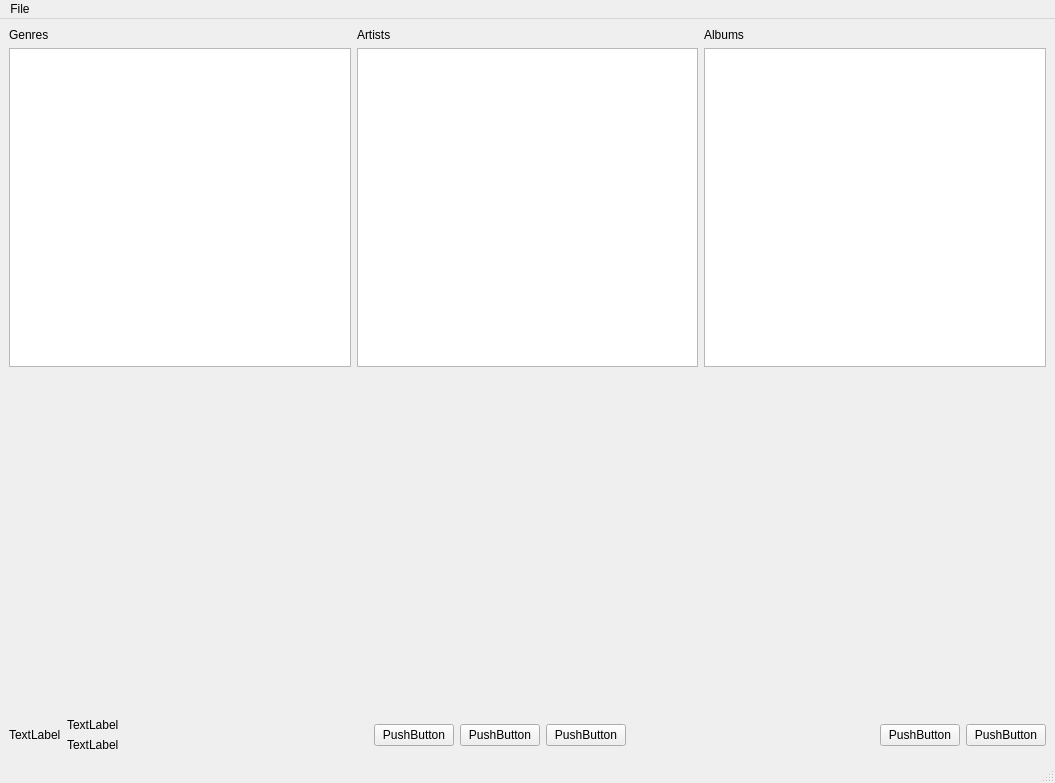
Old version of the form mplr/views/mainwindow.ui in the repository isaiahfuller/mediaplayer.
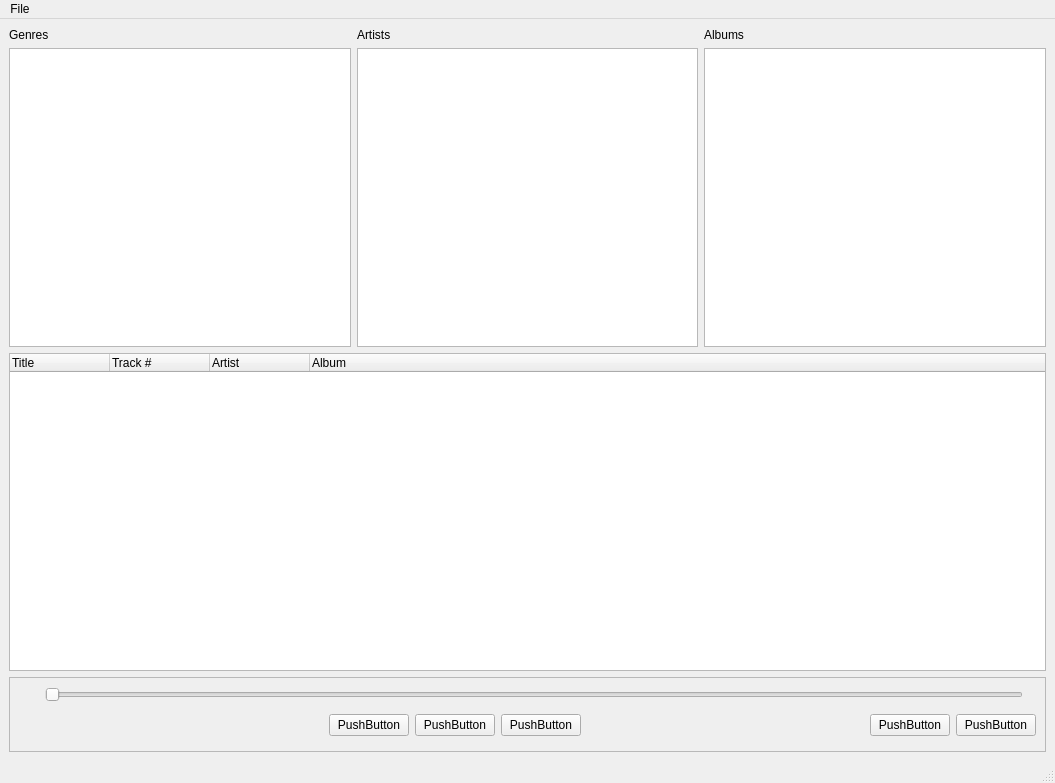
New version of the form.

Commit message: Add mpv player, connected some controls and labels

```diff
--- a/mplr/views/mainwindow.ui
+++ b/mplr/views/mainwindow.ui
@@ -15,30 +15,94 @@
   </property>
   <widget class="QWidget" name="centralwidget">
    <layout class="QGridLayout" name="gridLayout_2">
-    <item row="11" column="0">
-     <layout class="QGridLayout" name="gridLayout">
-      <item row="0" column="0">
-       <layout class="QHBoxLayout" name="horizontalLayout">
+    <item row="11" column="1">
+     <widget class="QFrame" name="player_position_frame">
+      <property name="frameShape">
+       <enum>QFrame::Shape::StyledPanel</enum>
+      </property>
+      <property name="frameShadow">
+       <enum>QFrame::Shadow::Raised</enum>
+      </property>
+      <layout class="QHBoxLayout" name="horizontalLayout_5">
         <item>
          <widget class="QLabel" name="player_label_art">
+         <property name="enabled">
+          <bool>true</bool>
+         </property>
+         <property name="sizePolicy">
+          <sizepolicy hsizetype="Minimum" vsizetype="Minimum">
+           <horstretch>0</horstretch>
+           <verstretch>0</verstretch>
+          </sizepolicy>
+         </property>
+         <property name="maximumSize">
+          <size>
+           <width>16777180</width>
+           <height>16777215</height>
+          </size>
+         </property>
+         <property name="baseSize">
+          <size>
+           <width>0</width>
+           <height>0</height>
+          </size>
+         </property>
           <property name="text">
-           <string>TextLabel</string>
-          </property>
-         </widget>
-        </item>
+          <string/>
+         </property>
+         <property name="scaledContents">
+          <bool>false</bool>
+         </property>
+        </widget>
+       </item>
+       <item>
+        <layout class="QVBoxLayout" name="verticalLayout_3">
+         <property name="rightMargin">
+          <number>0</number>
+         </property>
+         <item>
+          <layout class="QHBoxLayout" name="horizontalLayout_4">
+           <property name="topMargin">
+            <number>0</number>
+           </property>
+           <item>
+            <widget class="QLabel" name="player_position_current">
+             <property name="text">
+              <string/>
+             </property>
+            </widget>
+           </item>
+           <item>
+            <widget class="QSlider" name="player_position_slider">
+             <property name="orientation">
+              <enum>Qt::Orientation::Horizontal</enum>
+             </property>
+            </widget>
+           </item>
+           <item>
+            <widget class="QLabel" name="player_position_song_length">
+             <property name="text">
+              <string/>
+             </property>
+            </widget>
+           </item>
+          </layout>
+         </item>
+         <item>
+          <layout class="QHBoxLayout" name="horizontalLayout">
         <item>
          <layout class="QVBoxLayout" name="verticalLayout">
           <item>
            <widget class="QLabel" name="player_label_title">
             <property name="text">
-             <string>TextLabel</string>
+                <string/>
             </property>
            </widget>
           </item>
           <item>
            <widget class="QLabel" name="player_label_artist">
             <property name="text">
-             <string>TextLabel</string>
+                <string/>
             </property>
            </widget>
           </item>
@@ -116,7 +180,10 @@
       </item>
      </layout>
     </item>
-    <item row="0" column="0">
+      </layout>
+     </widget>
+    </item>
+    <item row="0" column="1">
      <layout class="QGridLayout" name="gridLayout_3">
       <property name="topMargin">
        <number>0</number>
@@ -156,14 +223,28 @@
       </item>
      </layout>
     </item>
-    <item row="10" column="0">
-     <widget class="QWidget" name="mpv_container" native="true">
-      <property name="sizePolicy">
-       <sizepolicy hsizetype="Preferred" vsizetype="Expanding">
-        <horstretch>0</horstretch>
-        <verstretch>0</verstretch>
-       </sizepolicy>
-      </property>
+    <item row="1" column="1">
+     <widget class="QTreeWidget" name="songs_display">
+      <column>
+       <property name="text">
+        <string>Title</string>
+       </property>
+      </column>
+      <column>
+       <property name="text">
+        <string>Track #</string>
+       </property>
+      </column>
+      <column>
+       <property name="text">
+        <string>Artist</string>
+       </property>
+      </column>
+      <column>
+       <property name="text">
+        <string>Album</string>
+       </property>
+      </column>
      </widget>
     </item>
    </layout>
```
Left out of the diff: 12 changed lines with no effect on the pictures. Lines whose indentation alone changed are shown as unchanged. The commit also changes 9 other files.
